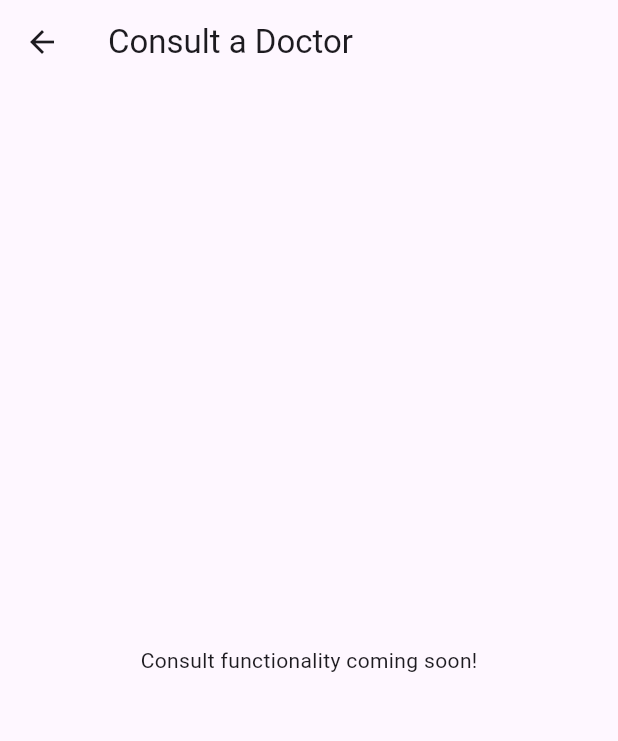
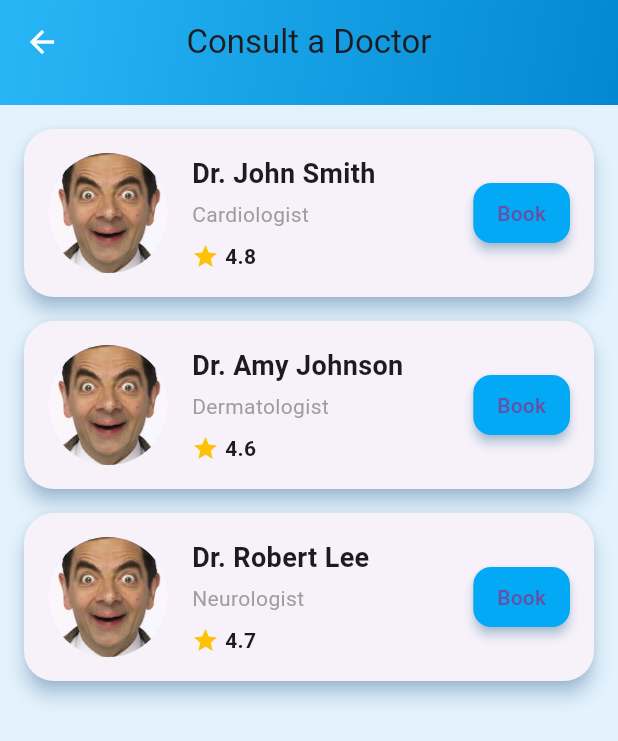
Before and after one commit to bhattabhuwan/mina_app, a Flutter app: the HomePage screen opened directly, after a tap on "Consult a Doctor", on a phone screen of 412 x 824 dp. Shown: the top 741 px of the screen. Run offline on Flutter 3.47's test engine with Material 3 defaults, Android fonts, the phone set to English and light mode, and no system bars; our stand-ins replace pedometer, permission_handler.

Commit message:
step count and theme manager

```diff
--- /dev/null
+++ b/lib/helper/step_counter.dart
@@ -0,0 +1,47 @@
+// lib/components/step_counter.dart
+import 'package:flutter/material.dart';
+import 'package:pedometer/pedometer.dart';
+
+class StepCounter extends StatefulWidget {
+  final ValueChanged<int>? onStepChanged;
+
+  const StepCounter({super.key, this.onStepChanged});
+
+  @override
+  State<StepCounter> createState() => _StepCounterState();
+}
+
+class _StepCounterState extends State<StepCounter> {
+  int steps = 0;
+  late Stream<StepCount> _stepCountStream;
+
+  @override
+  void initState() {
+    super.initState();
+    _initPedometer();
+  }
+
+  void _initPedometer() {
+    _stepCountStream = Pedometer.stepCountStream;
+    _stepCountStream.listen(_onStepCount).onError(_onStepError);
+  }
+
+  void _onStepCount(StepCount event) {
+    setState(() {
+      steps = event.steps;
+    });
+    if (widget.onStepChanged != null) widget.onStepChanged!(steps);
+  }
+
+  void _onStepError(error) {
+    print('Pedometer Error: $error');
+  }
+
+  @override
+  Widget build(BuildContext context) {
+    return Text(
+      steps.toString(),
+      style: const TextStyle(fontWeight: FontWeight.bold, fontSize: 16),
+    );
+  }
+}
--- a/lib/screen/Counsult_page.dart
+++ b/lib/screen/Counsult_page.dart
@@ -8,19 +8,19 @@ class ConsultPage extends StatelessWidget {
       'name': 'Dr. John Smith',
       'specialty': 'Cardiologist',
       'rating': 4.8,
-      'image': 'lib/images/profile.jpg'
+      'image': 'lib/images/profile.jpeg'
     },
     {
       'name': 'Dr. Amy Johnson',
       'specialty': 'Dermatologist',
       'rating': 4.6,
-      'image': 'lib/images/profile.jpg'
+      'image': 'lib/images/profile.jpeg'
     },
     {
       'name': 'Dr. Robert Lee',
       'specialty': 'Neurologist',
       'rating': 4.7,
-      'image': 'lib/images/profile.jpg'
+      'image': 'lib/images/profile.jpeg'
     },
   ];
 
--- a/lib/screen/home_page.dart
+++ b/lib/screen/home_page.dart
@@ -1,26 +1,9 @@
 import 'package:flutter/material.dart';
-import 'package:pedometer/pedometer.dart';
+import 'package:mina_app/helper/step_counter.dart';
+import 'package:mina_app/screen/Counsult_page.dart';
+import 'package:mina_app/screen/profile_page.dart';
+import 'package:mina_app/screen/symptoms_page.dart';
 
-void main() {
-  runApp(MyApp());
-}
-
-// --------------------
-// Main App
-// --------------------
-class MyApp extends StatelessWidget {
-  @override
-  Widget build(BuildContext context) {
-    return MaterialApp(
-      debugShowCheckedModeBanner: false,
-      title: 'Health App',
-      theme: ThemeData(
-        primarySwatch: Colors.blue,
-      ),
-      home: HomePage(),
-    );
-  }
-}
 
 // --------------------
 // Home Page
@@ -43,7 +26,7 @@ class _HomePageState extends State<HomePage> {
   @override
   Widget build(BuildContext context) {
     return Scaffold(
-      body: pages[selectedIndex],
+      body: SafeArea(child: pages[selectedIndex]),
       bottomNavigationBar: BottomNavigationBar(
         currentIndex: selectedIndex,
         onTap: (index) => setState(() => selectedIndex = index),
@@ -62,53 +45,21 @@ class _HomePageState extends State<HomePage> {
 }
 
 // --------------------
-// Home Content with Pedometer
+// Home Content
 // --------------------
-class HomeContent extends StatefulWidget {
-  @override
-  State<HomeContent> createState() => _HomeContentState();
-}
-
-class _HomeContentState extends State<HomeContent> {
-  late Stream<StepCount> _stepCountStream;
-  int steps = 0;
-
-  @override
-  void initState() {
-    super.initState();
-    _initPedometer();
-  }
-
-  void _initPedometer() {
-    _stepCountStream = Pedometer.stepCountStream;
-    _stepCountStream.listen(_onStepCount).onError(_onStepError);
-  }
-
-  void _onStepCount(StepCount event) {
-    setState(() {
-      steps = event.steps;
-    });
-  }
-
-  void _onStepError(error) {
-    print('Step Count Error: $error');
-  }
-
+class HomeContent extends StatelessWidget {
   @override
   Widget build(BuildContext context) {
-    final width = MediaQuery.of(context).size.width;
-
     return SingleChildScrollView(
+      padding: const EdgeInsets.only(bottom: 20),
       child: Column(
         children: [
-          // Header with Gradient
+          // HEADER
           Container(
             height: 220,
             decoration: BoxDecoration(
               gradient: LinearGradient(
                 colors: [Colors.lightBlue.shade400, Colors.lightBlue.shade700],
-                begin: Alignment.topLeft,
-                end: Alignment.bottomRight,
               ),
               borderRadius: const BorderRadius.only(
                 bottomLeft: Radius.circular(35),
@@ -122,101 +73,124 @@ class _HomeContentState extends State<HomeContent> {
                 Column(
                   crossAxisAlignment: CrossAxisAlignment.start,
                   children: [
-                    const Text(
-                      'Good Morning,',
-                      style: TextStyle(color: Colors.white70, fontSize: 18),
-                    ),
+                    const Text('Good Morning,',
+                        style: TextStyle(color: Colors.white70, fontSize: 18)),
                     const SizedBox(height: 5),
-                    const Text(
-                      'John 👋',
+                    const Text('John 👋',
                         style: TextStyle(
                             color: Colors.white,
                             fontSize: 26,
-                        fontWeight: FontWeight.bold,
-                      ),
-                    ),
+                            fontWeight: FontWeight.bold)),
                     const SizedBox(height: 15),
                     Row(
                       children: [
-                        _buildStatCard('Steps', steps.toString(), Icons.directions_walk),
+                        _buildStatCard('Steps', child: StepCounter()),
                         const SizedBox(width: 15),
-                        _buildStatCard('Appointments', '2', Icons.calendar_today),
+                        _buildStatCard('Appointments', value: '2'),
                       ],
                     ),
                   ],
                 ),
-                CircleAvatar(
+                const CircleAvatar(
                   radius: 30,
-                  backgroundImage: AssetImage('lib/images/profile.jpg'),
-                )
+                  backgroundImage: AssetImage('lib/images/profile.jpeg'),
+                ),
               ],
             ),
           ),
 
           const SizedBox(height: 20),
 
-          // Action Cards
+          // ACTION CARDS
           SizedBox(
             height: 120,
             child: ListView(
               scrollDirection: Axis.horizontal,
               padding: const EdgeInsets.symmetric(horizontal: 20),
               children: [
-                _buildActionCard(context, Icons.medical_services, 'Consult a Doctor', Colors.purple, () {
-                  Navigator.push(context, MaterialPageRoute(builder: (_) => ConsultPage()));
-                }),
+                _buildActionCard(
+                    context,
+                    Icons.medical_services,
+                    'Consult a Doctor',
+                    Colors.purple,
+                    () => Navigator.push(context,
+                        MaterialPageRoute(builder: (_) => ConsultPage()))),
                 const SizedBox(width: 15),
-                _buildActionCard(context, Icons.search, 'Symptoms Checker', Colors.orange, () {
-                  Navigator.push(context, MaterialPageRoute(builder: (_) => SymptomsCheckerPage()));
-                }),
+                _buildActionCard(
+                    context,
+                    Icons.search,
+                    'Symptoms Checker',
+                    Colors.orange,
+                    () => Navigator.push(context,
+                        MaterialPageRoute(builder: (_) => SymptomsCheckerPage()))),
                 const SizedBox(width: 15),
-                _buildActionCard(context, Icons.article, 'Health Tips', Colors.green, () {
-                  Navigator.push(context, MaterialPageRoute(builder: (_) => HealthTipsPage()));
-                }),
+                _buildActionCard(
+                    context,
+                    Icons.article,
+                    'Health Tips',
+                    Colors.green,
+                    () => Navigator.push(context,
+                        MaterialPageRoute(builder: (_) => HealthTipsPage()))),
               ],
             ),
           ),
 
           const SizedBox(height: 25),
 
-          // Top Doctors
+          // DOCTOR LIST
           Padding(
             padding: const EdgeInsets.symmetric(horizontal: 20),
             child: Row(
               mainAxisAlignment: MainAxisAlignment.spaceBetween,
               children: const [
-                Text('Top Doctors', style: TextStyle(fontSize: 20, fontWeight: FontWeight.bold)),
+                Text('Top Doctors',
+                    style:
+                        TextStyle(fontSize: 20, fontWeight: FontWeight.bold)),
                 Text('See all', style: TextStyle(color: Colors.blue)),
               ],
             ),
           ),
+
           const SizedBox(height: 15),
+
           SizedBox(
             height: 180,
             child: ListView(
               scrollDirection: Axis.horizontal,
               padding: const EdgeInsets.symmetric(horizontal: 20),
               children: [
-                _buildDoctorCard(context, 'Dr. Smith', 'Cardiologist', 4.8),
+                _buildDoctorCard('Dr. Smith', 'Cardiologist', 4.8),
                 const SizedBox(width: 15),
-                _buildDoctorCard(context, 'Dr. Amy', 'Dermatologist', 4.6),
+                _buildDoctorCard('Dr. Amy', 'Dermatologist', 4.6),
                 const SizedBox(width: 15),
-                _buildDoctorCard(context, 'Dr. John', 'Neurologist', 4.7),
+                _buildDoctorCard('Dr. John', 'Neurologist', 4.7),
               ],
             ),
           ),
 
           const SizedBox(height: 25),
 
-          // Quick Actions Row
+          // QUICK ACTIONS
           Padding(
             padding: const EdgeInsets.symmetric(horizontal: 20),
             child: Row(
               mainAxisAlignment: MainAxisAlignment.spaceAround,
               children: [
-                _buildQuickAction(context, Icons.chat, 'Chat', Colors.blue, () => Navigator.push(context, MaterialPageRoute(builder: (_) => ChatPage()))),
-                _buildQuickAction(context, Icons.local_hospital, 'Emergency', Colors.red, () => Navigator.push(context, MaterialPageRoute(builder: (_) => EmergencyPage()))),
-                _buildQuickAction(context, Icons.medication, 'Medicine', Colors.green, () => Navigator.push(context, MaterialPageRoute(builder: (_) => MedicinePage()))),
+                _buildQuickAction(context, Icons.chat, 'Chat', Colors.blue,
+                    () => Navigator.push(context,
+                        MaterialPageRoute(builder: (_) => ChatPage()))),
+                _buildQuickAction(
+                    context,
+                    Icons.local_hospital,
+                    'Emergency',
+                    Colors.red,
+                    () => Navigator.push(context,
+                        MaterialPageRoute(builder: (_) => EmergencyPage()))),
+                _buildQuickAction(context, Icons.medication, 'Medicine',
+                    Colors.green, () {
+                  Navigator.push(context,
+                      MaterialPageRoute(builder: (_) => MedicinePage()));
+                }),
               ],
             ),
           ),
@@ -227,7 +201,7 @@ class _HomeContentState extends State<HomeContent> {
     );
   }
 
-  Widget _buildStatCard(String title, String value, IconData icon) {
+  Widget _buildStatCard(String title, {String? value, Widget? child}) {
     return Container(
       padding: const EdgeInsets.all(12),
       decoration: BoxDecoration(
@@ -236,63 +210,63 @@ class _HomeContentState extends State<HomeContent> {
       ),
       child: Row(
         children: [
-          Icon(icon, color: Colors.white, size: 20),
+          const Icon(Icons.directions_walk, color: Colors.white, size: 20),
           const SizedBox(width: 8),
-          Column(
-            crossAxisAlignment: CrossAxisAlignment.start,
-            children: [
-              Text(title, style: const TextStyle(color: Colors.white70)),
-              Text(value, style: const TextStyle(color: Colors.white, fontWeight: FontWeight.bold)),
-            ],
-          )
+          child ?? Text(value ?? '', style: const TextStyle(color: Colors.white, fontWeight: FontWeight.bold)),
         ],
       ),
     );
   }
 
-  Widget _buildActionCard(BuildContext context, IconData icon, String title, Color color, VoidCallback onTap) {
+  Widget _buildActionCard(BuildContext context, IconData icon, String title,
+      Color color, VoidCallback onTap) {
     return GestureDetector(
       onTap: onTap,
       child: Container(
         width: 140,
-        padding: const EdgeInsets.all(16),
+        padding: const EdgeInsets.symmetric(vertical: 12, horizontal: 14),
         decoration: BoxDecoration(
-          gradient: LinearGradient(colors: [color.withOpacity(0.7), color]),
+          gradient: LinearGradient(colors: [color.withOpacity(0.6), color]),
           borderRadius: BorderRadius.circular(25),
-          boxShadow: [
-            BoxShadow(
-              color: color.withOpacity(0.4),
-              blurRadius: 10,
-              offset: const Offset(0, 5),
-            )
-          ],
         ),
         child: Column(
           mainAxisAlignment: MainAxisAlignment.center,
           children: [
-            Icon(icon, color: Colors.white, size: 40),
-            const SizedBox(height: 10),
-            Text(title, style: const TextStyle(color: Colors.white, fontWeight: FontWeight.bold), textAlign: TextAlign.center),
+            Icon(icon, color: Colors.white, size: 36),
+            const SizedBox(height: 8),
+            Text(
+              title,
+              style: const TextStyle(
+                color: Colors.white,
+                fontWeight: FontWeight.bold,
+                fontSize: 14,
+              ),
+              textAlign: TextAlign.center,
+            ),
           ],
         ),
       ),
     );
   }
 
-  Widget _buildDoctorCard(BuildContext context, String name, String specialty, double rating) {
-    return GestureDetector(
-      onTap: () {},
-      child: Container(
+  Widget _buildDoctorCard(String name, String specialty, double rating) {
+    return Container(
       width: 140,
       padding: const EdgeInsets.all(12),
       decoration: BoxDecoration(
         color: Colors.white,
         borderRadius: BorderRadius.circular(20),
-          boxShadow: [BoxShadow(color: Colors.grey.withOpacity(0.2), blurRadius: 10, offset: const Offset(0, 5))],
+        boxShadow: [
+          BoxShadow(
+              color: Colors.grey.withOpacity(0.2),
+              blurRadius: 10,
+              offset: const Offset(0, 5)),
+        ],
       ),
       child: Column(
         children: [
-            const CircleAvatar(radius: 35, backgroundImage: AssetImage('lib/images/profile.jpg')),
+          const CircleAvatar(
+              radius: 35, backgroundImage: AssetImage('lib/images/profile.jpeg')),
           const SizedBox(height: 10),
           Text(name, style: const TextStyle(fontWeight: FontWeight.bold)),
           Text(specialty, style: const TextStyle(color: Colors.grey)),
@@ -302,21 +276,25 @@ class _HomeContentState extends State<HomeContent> {
             children: [
               const Icon(Icons.star, color: Colors.amber, size: 16),
               const SizedBox(width: 3),
-                Text(rating.toString(), style: const TextStyle(fontWeight: FontWeight.bold)),
-              ],
-            )
+              Text(rating.toString(),
+                  style: const TextStyle(fontWeight: FontWeight.bold)),
             ],
           ),
+        ],
       ),
     );
   }
 
-  Widget _buildQuickAction(BuildContext context, IconData icon, String label, Color color, VoidCallback onTap) {
+  Widget _buildQuickAction(
+      BuildContext context, IconData icon, String label, Color color, onTap) {
     return GestureDetector(
       onTap: onTap,
       child: Column(
         children: [
-          CircleAvatar(radius: 30, backgroundColor: color, child: Icon(icon, color: Colors.white)),
+          CircleAvatar(
+              radius: 30,
+              backgroundColor: color,
+              child: Icon(icon, color: Colors.white)),
           const SizedBox(height: 8),
           Text(label, style: const TextStyle(fontWeight: FontWeight.bold)),
         ],
@@ -326,58 +304,13 @@ class _HomeContentState extends State<HomeContent> {
 }
 
 // --------------------
-// Profile Page
-// --------------------
-class ProfilePage extends StatelessWidget {
-  @override
-  Widget build(BuildContext context) {
-    return Center(
-      child: Column(
-        mainAxisAlignment: MainAxisAlignment.center,
-        children: const [
-          Icon(Icons.person, size: 100, color: Colors.grey),
-          SizedBox(height: 20),
-          Text('Profile Page', style: TextStyle(fontSize: 24, fontWeight: FontWeight.bold)),
-        ],
-      ),
-    );
-  }
-}
-
-// --------------------
-// Consult Page
-// --------------------
-class ConsultPage extends StatelessWidget {
-  @override
-  Widget build(BuildContext context) {
-    return Scaffold(
-      appBar: AppBar(title: const Text('Consult a Doctor')),
-      body: const Center(child: Text('Consult functionality coming soon!')),
-    );
-  }
-}
-
-// --------------------
-// Symptoms Checker Page
-// --------------------
-class SymptomsCheckerPage extends StatelessWidget {
-  @override
-  Widget build(BuildContext context) {
-    return Scaffold(
-      appBar: AppBar(title: const Text('Symptoms Checker')),
-      body: const Center(child: Text('Symptoms Checker functionality coming soon!')),
-    );
-  }
-}
-
-// --------------------
-// Health Tips Page
+// OTHER PAGES
 // --------------------
 class HealthTipsPage extends StatelessWidget {
   @override
   Widget build(BuildContext context) {
     final tips = [
-      'Drink Water: Stay hydrated for better health',
+      'Drink Water: Stay hydrated',
       'Morning Walk: Boost your immunity',
       'Healthy Diet: Eat fresh vegetables',
     ];
@@ -401,15 +334,12 @@ class HealthTipsPage extends StatelessWidget {
   }
 }
 
-// --------------------
-// Chat, Emergency, Medicine Pages
-// --------------------
 class ChatPage extends StatelessWidget {
   @override
   Widget build(BuildContext context) {
     return Scaffold(
       appBar: AppBar(title: const Text('Chat')),
-      body: const Center(child: Text('Chat functionality coming soon!')),
+      body: const Center(child: Text('Chat coming soon!')),
     );
   }
 }
@@ -419,7 +349,7 @@ class EmergencyPage extends StatelessWidget {
   Widget build(BuildContext context) {
     return Scaffold(
       appBar: AppBar(title: const Text('Emergency Contacts')),
-      body: const Center(child: Text('Emergency contacts functionality coming soon!')),
+      body: const Center(child: Text('Emergency contacts coming soon!')),
     );
   }
 }
@@ -429,7 +359,7 @@ class MedicinePage extends StatelessWidget {
   Widget build(BuildContext context) {
     return Scaffold(
       appBar: AppBar(title: const Text('Medicine Info')),
-      body: const Center(child: Text('Medicine info functionality coming soon!')),
+      body: const Center(child: Text('Medicine info coming soon!')),
     );
   }
 }
--- /dev/null
+++ b/lib/theme/theme_manager.dart
@@ -0,0 +1,33 @@
+import 'package:flutter/material.dart';
+
+class ThemeManager with ChangeNotifier {
+  bool _isDarkMode = false;
+
+  bool get isDarkMode => _isDarkMode;
+  ThemeMode get currentTheme => _isDarkMode ? ThemeMode.dark : ThemeMode.light;
+
+  void toggleTheme(bool isOn) {
+    _isDarkMode = isOn;
+    notifyListeners();
+  }
+}
+
+final lightTheme = ThemeData(
+  brightness: Brightness.light,
+  primaryColor: Colors.lightBlue,
+  scaffoldBackgroundColor: Colors.blue.shade50,
+  appBarTheme: const AppBarTheme(
+    color: Colors.lightBlue,
+    iconTheme: IconThemeData(color: Colors.white),
+  ),
+);
+
+final darkTheme = ThemeData(
+  brightness: Brightness.dark,
+  primaryColor: Colors.lightBlue.shade200,
+  scaffoldBackgroundColor: Colors.black,
+  appBarTheme: const AppBarTheme(
+    color: Colors.black,
+    iconTheme: IconThemeData(color: Colors.white),
+  ),
+);
--- a/pubspec.yaml
+++ b/pubspec.yaml
@@ -35,6 +35,9 @@ dependencies:
   # Use with the CupertinoIcons class for iOS style icons.
   cupertino_icons: ^1.0.8
   pedometer: ^4.1.1
+  provider: ^6.1.5+1
+  permission_handler: ^12.0.1
+
 
 dev_dependencies:
   flutter_test:
@@ -62,6 +65,7 @@ flutter:
   assets:
     - lib/images/logo.png
     - lib/images/google.png
+    - lib/images/profile.jpeg
   #   - images/a_dot_burr.jpeg
   #   - images/a_dot_ham.jpeg
 
```
Also changed, not shown: lib/auth/signin_page.dart (+28 -1 lines), lib/main.dart (+22 -4 lines), lib/screen/profile_page.dart (+25 -40 lines), lib/screen/setting_page.dart (+32 -41 lines), lib/screen/symptoms_page.dart (+4 -4 lines), lib/images/profile.jpeg (added), pubspec.lock, 4 other files. Lines whose indentation alone changed are shown as unchanged.
